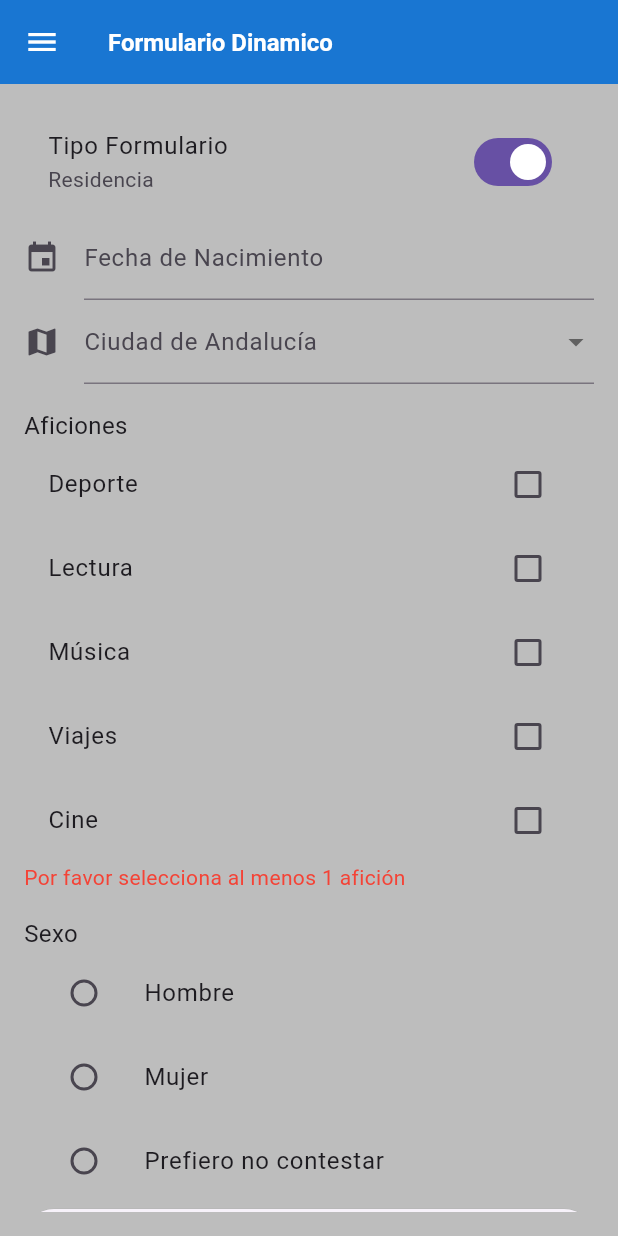
After one commit to Nikelaos99/PROMM, a Flutter app: the Formulario2 screen opened by its route, after a tap on "Tipo Formulario", on a phone screen of 412 x 824 dp. The commit adds this screen. Run offline on Flutter 3.47's test engine with Material 3 defaults, Android fonts, the phone set to English and light mode, and no system bars; our stand-ins replace google_fonts, numberpicker; network calls fail.

Commit message:
16122024

```diff
--- a/Repositorio - Nico Massaccesi/Flutter/lib/routes/app_routes.dart
+++ b/Repositorio - Nico Massaccesi/Flutter/lib/routes/app_routes.dart
@@ -13,7 +13,7 @@ class AppRoutes {
   static const String juego = '/juego';
   static const String sieteYMedia = '/siete_y_media';
   static const String formulario = '/formulario';
-
+  static const String formulario2 = '/formulario2';
 
   // Mapa de rutas
   static final Map<String, WidgetBuilder> routes = {
@@ -28,7 +28,6 @@ class AppRoutes {
     juego: (context) => Juego(),
     sieteYMedia: (context) => SieteYMedia(),
     formulario: (context) => Formulario(),
+    formulario2: (context) => Formulario2(),
   };
-
-
 }
--- a/Repositorio - Nico Massaccesi/Flutter/lib/screens/formulario.dart
+++ b/Repositorio - Nico Massaccesi/Flutter/lib/screens/formulario.dart
@@ -1,5 +1,4 @@
 import 'dart:math';
-import 'package:flutter/material.dart';
 import 'package:intl/intl.dart';
 import 'package:intl/date_symbol_data_local.dart';
 import 'package:numberpicker/numberpicker.dart';
--- /dev/null
+++ b/Repositorio - Nico Massaccesi/Flutter/lib/screens/formulario2.dart
@@ -0,0 +1,322 @@
+import 'package:tema1_actividad1/screens/screens.dart';
+import 'package:intl/intl.dart';
+
+class Formulario2 extends StatelessWidget {
+  const Formulario2({super.key});
+
+  @override
+  Widget build(BuildContext context) {
+    return Scaffold(
+      drawer: NavegacionDrawer(),
+      appBar: AppBar(title: Text('Formulario Dinamico')),
+      body: FormularioDinamico(),
+    );
+  }
+}
+
+class FormularioDinamico extends StatefulWidget {
+  @override
+  _FormularioDinamicoState createState() => _FormularioDinamicoState();
+}
+
+class _FormularioDinamicoState extends State<FormularioDinamico> {
+  bool esFormularioResidencia = false;
+  final _formKey = GlobalKey<FormState>();
+  final TextEditingController _nombreController = TextEditingController();
+  final TextEditingController _emailController = TextEditingController();
+  final TextEditingController _telefonoController = TextEditingController();
+  final TextEditingController _fechaNacimientoController =
+      TextEditingController();
+  bool tieneHijos = false;
+  int numeroHijos = 0;
+  List<int?> edadHijos = [null, null, null];
+  String? ciudadSeleccionada;
+  List<String> aficiones = ['Deporte', 'Lectura', 'Música', 'Viajes', 'Cine'];
+  List<String> aficionesSeleccionadas = [];
+  String? sexoSeleccionado;
+
+  @override
+  void dispose() {
+    _nombreController.dispose();
+    _emailController.dispose();
+    _telefonoController.dispose();
+    _fechaNacimientoController.dispose();
+    super.dispose();
+  }
+
+  // Widget principal
+  @override
+  Widget build(BuildContext context) {
+    return Scaffold(
+      body: Padding(
+        padding: const EdgeInsets.all(16.0),
+        child: Form(
+          key: _formKey,
+          child: ListView(
+            children: <Widget>[
+              SwitchListTile(
+                title: Text('Tipo Formulario'),
+                subtitle:
+                    Text(esFormularioResidencia ? 'Residencia' : 'Personal'),
+                value: esFormularioResidencia,
+                onChanged: (bool value) {
+                  setState(() {
+                    esFormularioResidencia = value;
+                  });
+                },
+              ),
+              if (esFormularioResidencia)
+                ..._construirFormularioResidencia()
+              else
+                ..._construirFormularioPersonal(),
+              ElevatedButton(
+                onPressed: () {
+                  if (_formKey.currentState!.validate()) {
+                    ScaffoldMessenger.of(context).showSnackBar(
+                      SnackBar(content: Text('Formulario Enviado')),
+                    );
+                  }
+                },
+                child: Text('Enviar'),
+              ),
+            ],
+          ),
+        ),
+      ),
+    );
+  }
+
+  // Construye el formulario personal
+  List<Widget> _construirFormularioPersonal() {
+    return [
+      // Nombre completo
+      TextFormField(
+        keyboardType: TextInputType.name,
+        controller: _nombreController,
+        decoration: InputDecoration(
+            labelText: 'Nombre Completo', icon: Icon(Icons.abc)),
+        validator: (value) {
+          if (value == null || value.isEmpty) {
+            return 'Por favor, ingresa tu nombre completo';
+          } else if (!RegExp(r'^[a-zA-ZÁÉÍÓÚáéíóú\s]+$').hasMatch(value)) {
+            return 'Por favor, ingresa un nombre válido';
+          }
+          return null;
+        },
+      ),
+
+      // E-mail
+      TextFormField(
+        keyboardType: TextInputType.emailAddress,
+        controller: _emailController,
+        decoration:
+            InputDecoration(labelText: 'E-mail', icon: Icon(Icons.mail)),
+        validator: (value) {
+          if (value == null || value.isEmpty) {
+            return 'Por favor, ingresa tu correo electrónico';
+          } else if (!RegExp(
+                  r'^[a-zA-Z0-9._%+-]+@[a-zA-Z0-9.-]+\.[a-zA-Z]{2,}$')
+              .hasMatch(value)) {
+            return 'Por favor, ingresa un correo electrónico válido';
+          }
+          return null;
+        },
+      ),
+
+      // Telefono
+      TextFormField(
+        controller: _telefonoController,
+        decoration:
+            InputDecoration(labelText: 'Teléfono', icon: Icon(Icons.phone)),
+        keyboardType: TextInputType.phone,
+        validator: (value) {
+          if (value == null || value.isEmpty) {
+            return 'Por favor, ingresa tu número de teléfono';
+          } else if (!RegExp(r'^\d{9}$').hasMatch(value)) {
+            return 'Por favor, ingresa un número de teléfono válido';
+          }
+          return null;
+        },
+      ),
+      // Checkbox que pregunta si tiene hijos o no
+      CheckboxListTile(
+        title: Text('¿Tienes hijos?'),
+        value: tieneHijos,
+        onChanged: (bool? value) {
+          setState(() {
+            tieneHijos = value!;
+            if (!tieneHijos) {
+              numeroHijos = 0;
+              edadHijos = [null, null, null];
+            }
+          });
+        },
+      ),
+      if (tieneHijos) ..._construirCamposHijos(),
+    ];
+  }
+
+  // Construye los campos con la cantidad de hijos
+  List<Widget> _construirCamposHijos() {
+    return [
+      DropdownButtonFormField<int>(
+        decoration: InputDecoration(labelText: 'Número de hijos'),
+        value: numeroHijos,
+        items: List.generate(4,
+            (index) => DropdownMenuItem(value: index, child: Text('$index'))),
+        onChanged: (int? newValue) {
+          setState(() {
+            numeroHijos = newValue!;
+          });
+        },
+        validator: (value) {
+          if (value == null || value < 1 || value > 3) {
+            return 'Selecciona un número de hijos válido (0-3)';
+          }
+          return null;
+        },
+      ),
+      for (int i = 0; i < numeroHijos; i++)
+        TextFormField(
+          decoration: InputDecoration(labelText: 'Edad del hijo ${i + 1}'),
+          keyboardType: TextInputType.number,
+          validator: (value) {
+            if (value == null || value.isEmpty) {
+              return 'Ingresa la edad de tu hijo ${i + 1}';
+            } else if (!RegExp(r'^\d+$').hasMatch(value) ||
+                int.parse(value) < 0 ||
+                int.parse(value) > 100) {
+              return 'Ingresa una edad válida (0-100)';
+            }
+            return null;
+          },
+          onChanged: (value) {
+            setState(() {
+              edadHijos[i] = int.tryParse(value);
+            });
+          },
+        ),
+    ];
+  }
+
+  // Construye el formulario de residencia
+  List<Widget> _construirFormularioResidencia() {
+    return [
+      TextFormField(
+        controller: _fechaNacimientoController,
+        decoration: InputDecoration(
+            labelText: 'Fecha de Nacimiento', icon: Icon(Icons.event)),
+        readOnly: true,
+        onTap: () async {
+          DateTime? fechaSeleccionada = await showDatePicker(
+            context: context,
+            initialDate: DateTime.now(),
+            firstDate: DateTime(1900),
+            lastDate: DateTime(2100),
+          );
+          if (fechaSeleccionada != null) {
+            setState(() {
+              _fechaNacimientoController.text =
+                  DateFormat('dd/MM/yyyy').format(fechaSeleccionada);
+            });
+          }
+        },
+        validator: (value) {
+          if (value == null || value.isEmpty) {
+            return 'Por favor, ingresa tu fecha de nacimiento';
+          }
+          return null;
+        },
+      ),
+      DropdownButtonFormField<String>(
+        decoration: InputDecoration(
+            labelText: 'Ciudad de Andalucía', icon: Icon(Icons.map)),
+        value: ciudadSeleccionada,
+        items: [
+          'Sevilla',
+          'Málaga',
+          'Córdoba',
+          'Granada',
+          'Huelva',
+          'Almería',
+          'Jaén',
+          'Cádiz'
+        ]
+            .map((city) => DropdownMenuItem(value: city, child: Text(city)))
+            .toList(),
+        onChanged: (String? newValue) {
+          setState(() {
+            ciudadSeleccionada = newValue;
+          });
+        },
+        validator: (value) {
+          if (value == null || value.isEmpty) {
+            return 'Por favor, selecciona una ciudad';
+          }
+          return null;
+        },
+      ),
+      SizedBox(height: 16),
+
+      // Aficiones
+      Text('Aficiones', style: TextStyle(fontSize: 16)),
+      for (String aficion in aficiones)
+        CheckboxListTile(
+          title: Text(aficion),
+          value: aficionesSeleccionadas.contains(aficion),
+          onChanged: (bool? value) {
+            setState(() {
+              if (value == true) {
+                aficionesSeleccionadas.add(aficion);
+              } else {
+                aficionesSeleccionadas.remove(aficion);
+              }
+            });
+          },
+        ),
+      if (aficionesSeleccionadas.length < 1)
+        Text('Por favor selecciona al menos 1 afición',
+            style: TextStyle(color: Colors.red)),
+      SizedBox(height: 16),
+
+      // Sexo
+      Text('Sexo', style: TextStyle(fontSize: 16)),
+      ListTile(
+        title: Text('Hombre'),
+        leading: Radio<String>(
+          value: 'Hombre',
+          groupValue: sexoSeleccionado,
+          onChanged: (String? value) {
+            setState(() {
+              sexoSeleccionado = value;
+            });
+          },
+        ),
+      ),
+      ListTile(
+        title: Text('Mujer'),
+        leading: Radio<String>(
+          value: 'Mujer',
+          groupValue: sexoSeleccionado,
+          onChanged: (String? value) {
+            setState(() {
+              sexoSeleccionado = value;
+            });
+          },
+        ),
+      ),
+      ListTile(
+        title: Text('Prefiero no contestar'),
+        leading: Radio<String>(
+          value: 'Prefiero no contestar',
+          groupValue: sexoSeleccionado,
+          onChanged: (String? value) {
+            setState(() {
+              sexoSeleccionado = value;
+            });
+          },
+        ),
+      ),
+    ];
+  }
+}
--- a/Repositorio - Nico Massaccesi/Flutter/lib/screens/navegacion_drawer.dart
+++ b/Repositorio - Nico Massaccesi/Flutter/lib/screens/navegacion_drawer.dart
@@ -121,5 +121,12 @@ Widget buildMenuItems(BuildContext context) => ListView(
             Navigator.pushReplacementNamed(context, '/formulario');
           },
         ),
+        ListTile(
+          leading: const Icon(Icons.text_snippet_outlined),
+          title: const Text('Formulario 2'),
+          onTap: () {
+            Navigator.pushReplacementNamed(context, '/formulario2');
+          },
+        ),
       ],
     );
--- a/Repositorio - Nico Massaccesi/Flutter/lib/screens/screens.dart
+++ b/Repositorio - Nico Massaccesi/Flutter/lib/screens/screens.dart
@@ -12,6 +12,7 @@ export "navegacion_drawer.dart";
 export "juego.dart";
 export "siete_y_media_main.dart";
 export "formulario.dart";
+export "formulario2.dart";
 
 // Utilidades
 
```
